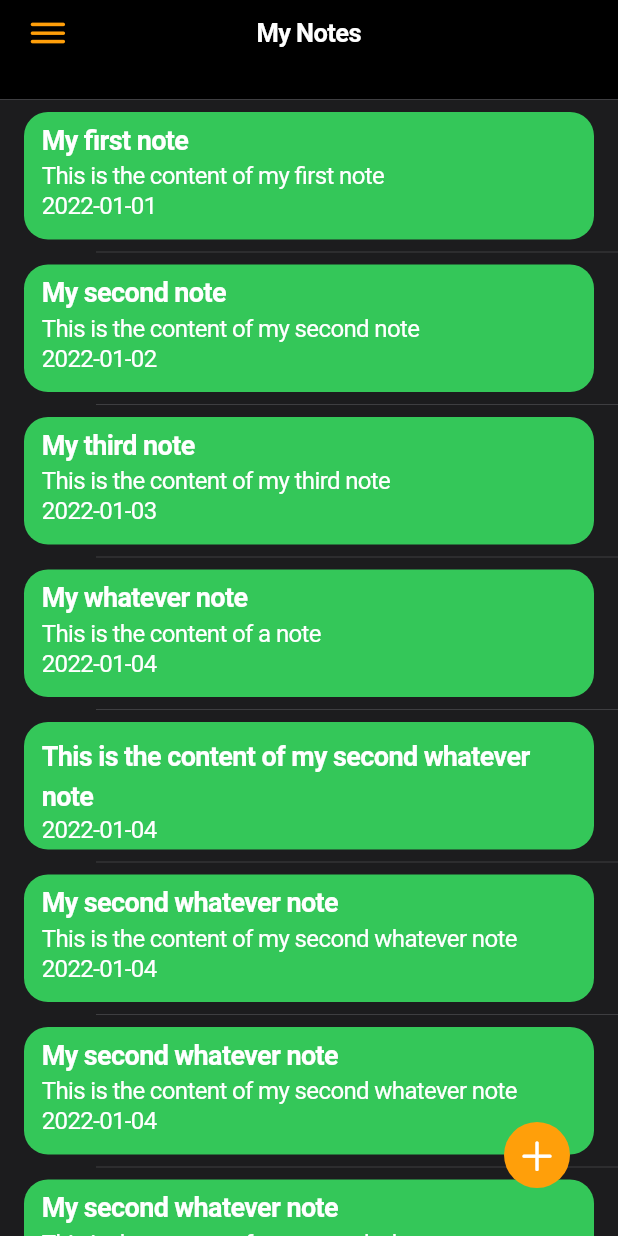
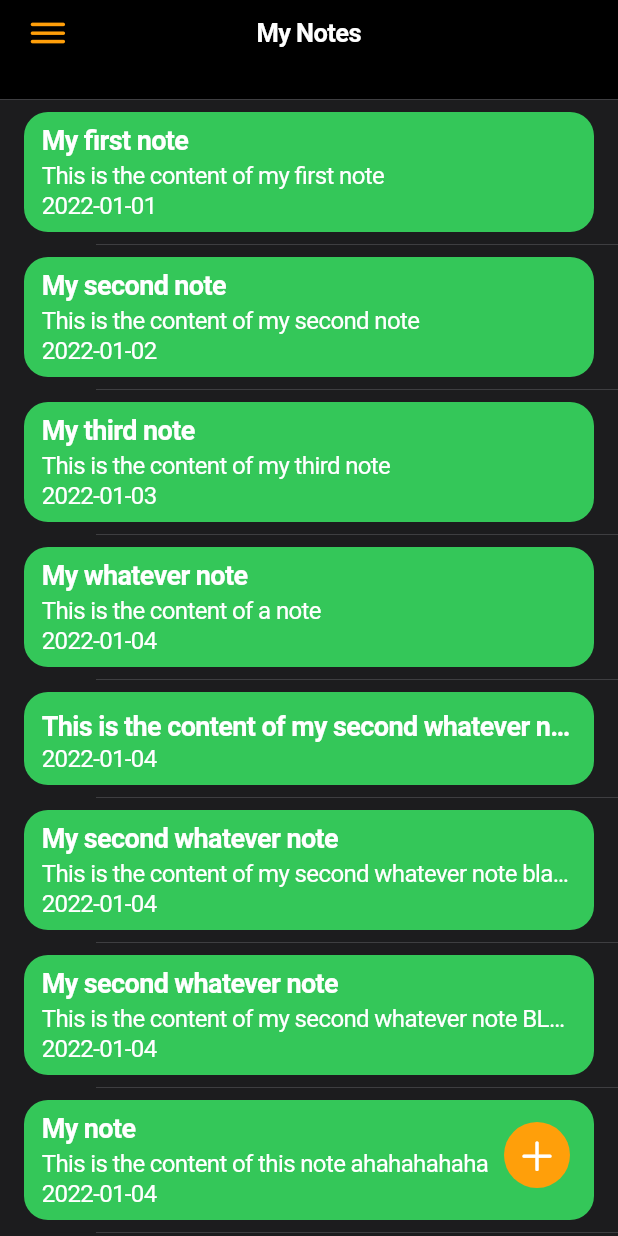
Before and after one commit to VeressIris/my-notes-app, a Flutter app: the screen it shows after launch, on a phone screen of 412 x 824 dp. Run offline on Flutter 3.47's test engine with Material 3 defaults, Android fonts, the light colour scheme and no system bars.

Commit message:
fixed note height size and text overflowing

```diff
--- a/lib/pages/homepage.dart
+++ b/lib/pages/homepage.dart
@@ -39,17 +39,17 @@ class _HomePageState extends State<Homepage> {
     },
     {
       'title': 'My second whatever note',
-      'content': 'This is the content of my second whatever note',
+      'content': 'This is the content of my second whatever note blah blah',
       'dateCreated': '2022-01-04'
     },
     {
       'title': 'My second whatever note',
-      'content': 'This is the content of my second whatever note',
+      'content': 'This is the content of my second whatever note BLAH BLAH BLAH BLAH',
       'dateCreated': '2022-01-04'
     },
     {
-      'title': 'My second whatever note',
-      'content': 'This is the content of my second whatever note',
+      'title': 'My note',
+      'content': 'This is the content of this note ahahahahaha',
       'dateCreated': '2022-01-04'
     },
     {
--- a/lib/widgets/note.dart
+++ b/lib/widgets/note.dart
@@ -22,7 +22,6 @@ class _NoteState extends State<Note> {
       padding: const EdgeInsets.all(8),
       child: Container(
           constraints: const BoxConstraints(
-            maxHeight: 85,
             minWidth: 380,
             maxWidth: 380,
           ),
@@ -46,12 +45,12 @@ class _NoteState extends State<Note> {
                 Text(
                   widget.content,
                   style: TextStyle(
-                    fontSize: widget.title.isEmpty ? 18 : 16,
-                    fontWeight: widget.title.isEmpty
-                        ? FontWeight.bold
-                        : FontWeight.normal,
-                    height: 1.5,
-                  ),
+                      fontSize: widget.title.isEmpty ? 18 : 16,
+                      fontWeight: widget.title.isEmpty
+                          ? FontWeight.bold
+                          : FontWeight.normal,
+                      height: 1.5,
+                      overflow: TextOverflow.ellipsis),
                 ),
                 Text(
                   widget.dateCreated,
```
